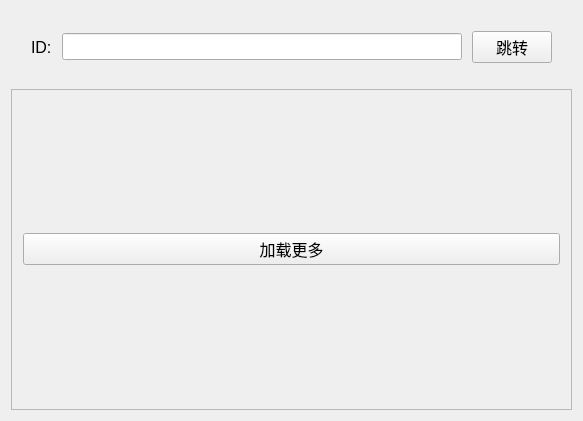
Old version of the form ui/PKUHole.ui in the repository jiangly-programmer/PKU-Hole.
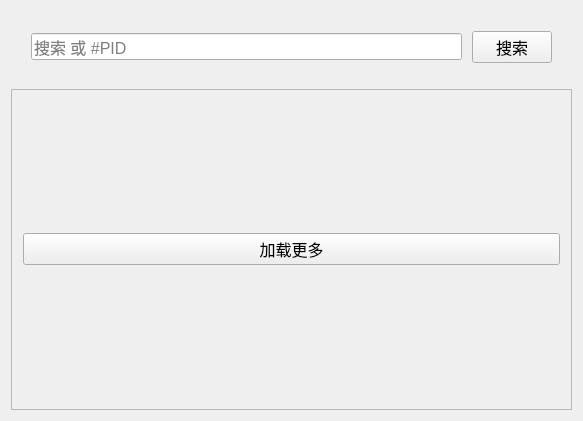
New version of the form.

```diff
--- a/ui/PKUHole.ui
+++ b/ui/PKUHole.ui
@@ -58,27 +58,24 @@
       <property name="bottomMargin">
        <number>20</number>
       </property>
-      <item>
-       <widget class="QLabel" name="IDHint">
-        <property name="font">
-         <font>
-          <family>Microsoft YaHei UI</family>
-          <pointsize>12</pointsize>
-         </font>
-        </property>
-        <property name="text">
-         <string>ID:</string>
-        </property>
-       </widget>
-      </item>
       <item>
        <widget class="QLineEdit" name="IDEdit">
         <property name="font">
          <font>
           <family>Microsoft YaHei UI</family>
           <pointsize>12</pointsize>
+          <italic>false</italic>
          </font>
         </property>
+        <property name="autoFillBackground">
+         <bool>false</bool>
+        </property>
+        <property name="text">
+         <string/>
+        </property>
+        <property name="placeholderText">
+         <string>搜索 或 #PID</string>
+        </property>
        </widget>
       </item>
       <item>
@@ -90,7 +87,7 @@
          </font>
         </property>
         <property name="text">
-         <string>跳转</string>
+         <string>搜索</string>
         </property>
        </widget>
       </item>
```
